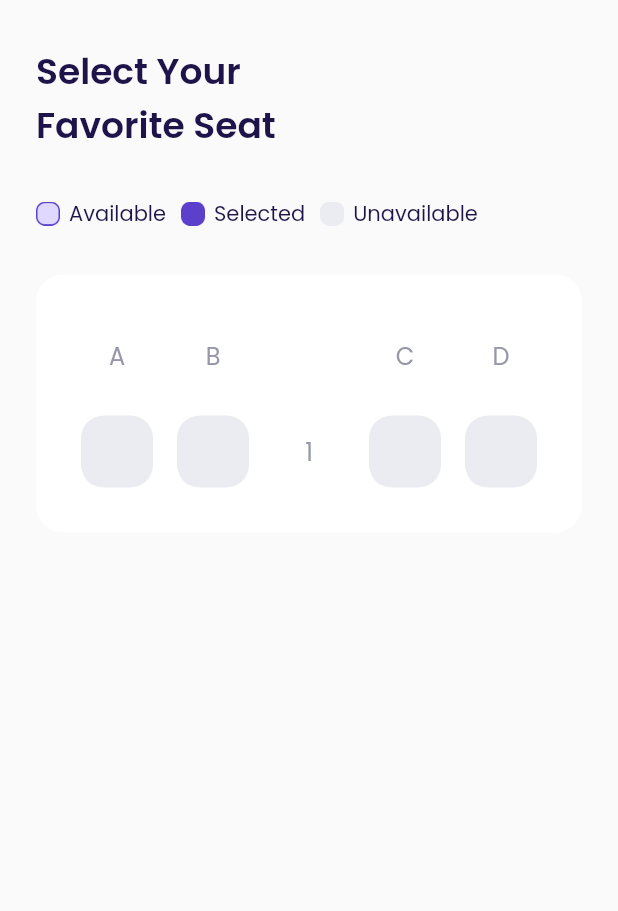
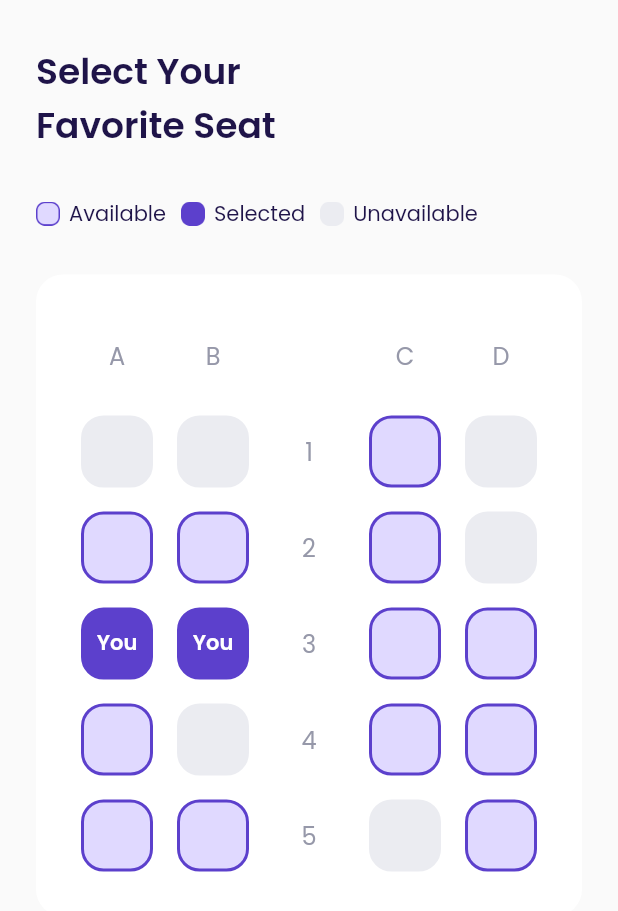
Before and after one commit to mrum13/airplane-flutter, a Flutter app: the ChooseSeatPage screen opened directly, on a phone screen of 412 x 824 dp. Shown: the top 911 px of the screen. Run offline on Flutter 3.47's test engine with Material 2 defaults, Android fonts, the phone set to English and light mode, and no system bars; our stand-ins replace google_fonts.

Commit message:
Choose Seat Page - Seat Item 2

```diff
--- a/lib/shared/theme.dart
+++ b/lib/shared/theme.dart
@@ -13,6 +13,7 @@ Color kRedColor = Color(0xffEB70A5);
 Color kBackgroundColor = Color(0xffFAFAFA);
 Color kInactiveColor = Color(0xffDBD7EC);
 Color kTransparentColor = Colors.transparent;
+Color kAvailableColor = Color(0xffE0D9FF);
 Color kUnavailableColor = Color(0xffEBECF1);
 
 TextStyle blackTextStyle = GoogleFonts.poppins(
--- a/lib/ui/pages/choose_seat_page.dart
+++ b/lib/ui/pages/choose_seat_page.dart
@@ -129,13 +129,14 @@ class ChooseSeatPage extends StatelessWidget {
                     )),
               ],
             ),
+            //NOTE SEAT 1
             Container(
               margin: EdgeInsets.only(top: 16),
               child: Row(
                 mainAxisAlignment: MainAxisAlignment.spaceAround,
                 children: [
-                  SeatItem(),
-                  SeatItem(),
+                  SeatItem(status: 2),
+                  SeatItem(status: 2),
                   Container(
                     width: 48,
                     height: 48,
@@ -146,8 +147,120 @@ class ChooseSeatPage extends StatelessWidget {
                       ),
                     ),
                   ),
-                  SeatItem(),
-                  SeatItem(),
+                  SeatItem(
+                    status: 0,
+                  ),
+                  SeatItem(
+                    status: 2,
+                  ),
+                ],
+              ),
+            ),
+            //NOTE SEAT 2
+            Container(
+              margin: EdgeInsets.only(top: 16),
+              child: Row(
+                mainAxisAlignment: MainAxisAlignment.spaceAround,
+                children: [
+                  SeatItem(status: 0),
+                  SeatItem(status: 0),
+                  Container(
+                    width: 48,
+                    height: 48,
+                    child: Center(
+                      child: Text(
+                        '2',
+                        style: greyTextStyle.copyWith(fontSize: 16),
+                      ),
+                    ),
+                  ),
+                  SeatItem(
+                    status: 0,
+                  ),
+                  SeatItem(
+                    status: 2,
+                  ),
+                ],
+              ),
+            ),
+            //NOTE SEAT 3
+            Container(
+              margin: EdgeInsets.only(top: 16),
+              child: Row(
+                mainAxisAlignment: MainAxisAlignment.spaceAround,
+                children: [
+                  SeatItem(status: 1),
+                  SeatItem(status: 1),
+                  Container(
+                    width: 48,
+                    height: 48,
+                    child: Center(
+                      child: Text(
+                        '3',
+                        style: greyTextStyle.copyWith(fontSize: 16),
+                      ),
+                    ),
+                  ),
+                  SeatItem(
+                    status: 0,
+                  ),
+                  SeatItem(
+                    status: 0,
+                  ),
+                ],
+              ),
+            ),
+            //NOTE SEAT 4
+            Container(
+              margin: EdgeInsets.only(top: 16),
+              child: Row(
+                mainAxisAlignment: MainAxisAlignment.spaceAround,
+                children: [
+                  SeatItem(status: 0),
+                  SeatItem(status: 2),
+                  Container(
+                    width: 48,
+                    height: 48,
+                    child: Center(
+                      child: Text(
+                        '4',
+                        style: greyTextStyle.copyWith(fontSize: 16),
+                      ),
+                    ),
+                  ),
+                  SeatItem(
+                    status: 0,
+                  ),
+                  SeatItem(
+                    status: 0,
+                  ),
+                ],
+              ),
+            ),
+            //NOTE SEAT 5
+            Container(
+              margin: EdgeInsets.only(top: 16),
+              child: Row(
+                mainAxisAlignment: MainAxisAlignment.spaceAround,
+                children: [
+                  SeatItem(status: 0),
+                  SeatItem(status: 0),
+                  Container(
+                    width: 48,
+                    height: 48,
+                    child: Center(
+                      child: Text(
+                        '5',
+                        style: greyTextStyle.copyWith(fontSize: 16),
+                      ),
+                    ),
+                  ),
+                  SeatItem(
+                    status: 2,
+                  ),
+                  SeatItem(
+                    status: 0,
+                  ),
                 ],
               ),
             ),
--- a/lib/ui/widgets/seat_item.dart
+++ b/lib/ui/widgets/seat_item.dart
@@ -2,15 +2,65 @@ import 'package:flutter/material.dart';
 import 'package:flutter_airplane/shared/theme.dart';
 
 class SeatItem extends StatelessWidget {
-  const SeatItem({Key? key}) : super(key: key);
+  //NOTE : 0. Available 1. Selected 2. Unavailable
+
+  final int status;
+
+  const SeatItem({Key? key, required this.status}) : super(key: key);
 
   @override
   Widget build(BuildContext context) {
+    backgroundColor() {
+      switch (status) {
+        case 0:
+          return kAvailableColor;
+        case 1:
+          return kPrimaryColor;
+        case 2:
+          return kUnavailableColor;
+        default:
+          return kUnavailableColor;
+      }
+    }
+
+    borderColor() {
+      switch (status) {
+        case 0:
+          return kPrimaryColor;
+        case 1:
+          return kPrimaryColor;
+        case 2:
+          return kUnavailableColor;
+        default:
+          return kUnavailableColor;
+      }
+    }
+
+    child() {
+      switch (status) {
+        case 0:
+          return SizedBox();
+        case 1:
+          return Center(
+            child: Text(
+              'You',
+              style: whiteTextStyle.copyWith(fontWeight: semiBold),
+            ),
+          );
+        case 2:
+          return SizedBox();
+        default:
+          return SizedBox();
+      }
+    }
+
     return Container(
-      width: 48,
-      height: 48,
-      decoration: BoxDecoration(
-          color: kUnavailableColor, borderRadius: BorderRadius.circular(15)),
-    );
+        width: 48,
+        height: 48,
+        decoration: BoxDecoration(
+            color: backgroundColor(),
+            borderRadius: BorderRadius.circular(15),
+            border: Border.all(color: borderColor(), width: 2)),
+        child: child());
   }
 }
```
